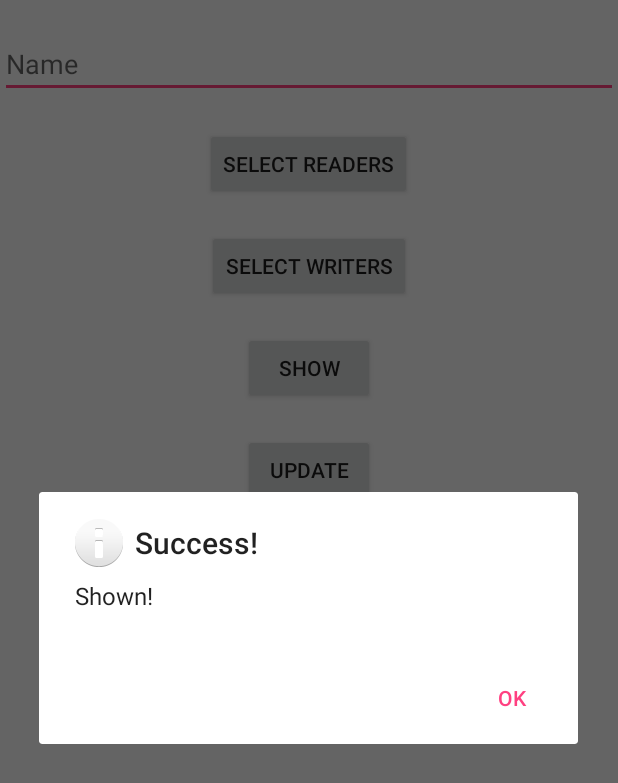
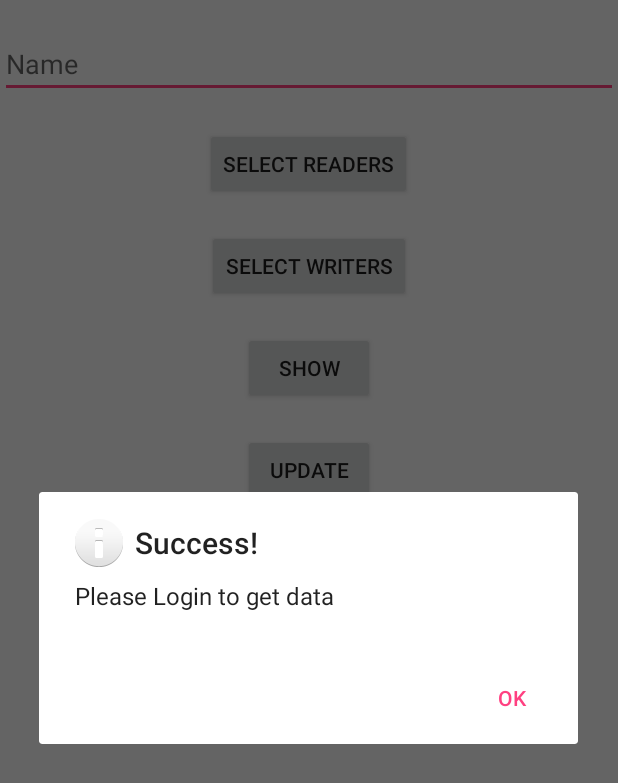
Before and after one commit to pradeepgudipati/mbaas_android_test, an Android app: the AccessControlListsShow screen opened directly, with no data from a screen before it, after a tap on "UPDATE", on a phone screen of 412 x 824 dp. Shown: the top 783 px of the screen. Run offline under Robolectric (Android 15) with nearby library versions, the phone set to English and light mode, and no system bars; libraries missing offline, so code that uses them is left out: net.openid.appauth.

Commit message:
Fixed android ACL module show,update acl issues

```diff
--- a/app/src/main/java/com/example/axway/mbaas/Utils.java
+++ b/app/src/main/java/com/example/axway/mbaas/Utils.java
@@ -8,7 +8,9 @@ package com.example.axway.mbaas;
 
 import android.app.Activity;
 import android.app.AlertDialog;
+import android.content.Context;
 import android.content.DialogInterface;
+import android.content.SharedPreferences;
 import android.text.TextUtils;
 import android.util.Log;
 
@@ -16,6 +18,8 @@ import com.axway.mbaas_preprod.JSONUtil;
 import com.axway.mbaas_preprod.SdkException;
 
 import org.json.JSONObject;
+
+import static android.content.Context.MODE_PRIVATE;
 
 
 public class Utils {
@@ -78,4 +82,25 @@ public class Utils {
     }
 
 
+    public void setData(Activity activity, String userId){
+
+        SharedPreferences sharedPref = activity.getSharedPreferences("myprefs", Context.MODE_PRIVATE);
+        SharedPreferences.Editor editor = sharedPref.edit();
+//                    editor.putString(getResources().getString(R.string.LoggedInUserId),userId);
+        editor.putString("test",userId);
+        editor.commit();
+
+    }
+
+    public String getSharedPreferenceData(Activity activity){
+        SharedPreferences sharedPref = activity.getSharedPreferences("myprefs", Context.MODE_PRIVATE);
+//                    String lgduserId = getResources().getString(R.string.LoggedInUserId);
+//                    String strduserId = sharedPref.getString(getResources().getString(R.string.LoggedInUserId),"");
+        String strduserId = sharedPref.getString("test","");
+        Log.i("UserId", strduserId);
+        return strduserId;
+
+    }
+
+
 }
--- a/app/src/main/java/com/example/axway/mbaas/accessControlLists/AccessControlListsShow.java
+++ b/app/src/main/java/com/example/axway/mbaas/accessControlLists/AccessControlListsShow.java
@@ -11,10 +11,12 @@ import static com.example.axway.mbaas.Utils.handleSDKException;
 import android.app.Activity;
 import android.app.AlertDialog;
 import android.content.Intent;
+import android.content.SharedPreferences;
 import android.content.pm.ActivityInfo;
 import android.os.AsyncTask;
 import android.os.Bundle;
 import android.text.TextUtils;
+import android.util.Log;
 import android.view.KeyEvent;
 import android.view.View;
 import android.view.View.OnKeyListener;
@@ -26,6 +28,7 @@ import com.axway.mbaas_preprod.SdkException;
 import com.axway.mbaas_preprod.apis.ACLsAPI;
 import com.example.axway.mbaas.R;
 import com.example.axway.mbaas.Utils;
+import com.example.axway.mbaas.users.UsersLogin;
 
 import org.json.JSONArray;
 import org.json.JSONException;
@@ -215,11 +218,13 @@ public class AccessControlListsShow extends Activity {
                     selectedWritersIdList.clear();
                 }
                     new AlertDialog.Builder(currentActivity)
-                            .setTitle("Success!").setMessage("Shown!")
+
+                            .setTitle("Success!").setMessage(json.getJSONObject("meta").toString())
                             .setPositiveButton(android.R.string.ok, null)
                             .setIcon(android.R.drawable.ic_dialog_info)
                             .show();
                     showButton3.setVisibility(View.VISIBLE);
+
             } else
                 handleSDKException(exceptionThrown,currentActivity);
             }catch (JSONException e1) {
@@ -229,9 +234,12 @@ public class AccessControlListsShow extends Activity {
         }
     }
 
+
+
+
     private class updateACLTask extends AsyncTask<Void, Void, JSONObject> {
 
-        private SdkException exceptionThrown = null;
+	    private SdkException exceptionThrown = null;
         JSONObject successResponse;
         HashMap<String, Object> data = new HashMap<String, Object>();
 
@@ -262,8 +270,8 @@ public class AccessControlListsShow extends Activity {
                         data.get("writer_ids").toString(),
                         data.get("public_read").toString(),
                         data.get("public_write").toString(), null);
-            } catch (SdkException e) {
-                exceptionThrown = e;
+            } catch (Exception e) {
+                e.printStackTrace();
 
             }
             return successResponse;
@@ -272,11 +280,35 @@ public class AccessControlListsShow extends Activity {
         @Override
         protected void onPostExecute(JSONObject json) {
             if (exceptionThrown == null) {
-                new AlertDialog.Builder(currentActivity)
-                        .setTitle("Success!").setMessage("Shown!")
-                        .setPositiveButton(android.R.string.ok, null)
-                        .setIcon(android.R.drawable.ic_dialog_info)
-                        .show();
+                try {
+//                    SharedPreferences sharedPref = getPreferences(MODE_PRIVATE);
+////                    String lgduserId = getResources().getString(R.string.LoggedInUserId);
+////                    String strduserId = sharedPref.getString(getResources().getString(R.string.LoggedInUserId),"");
+//                    String strduserId = sharedPref.getString("test","");
+
+                    String strduserId =  new Utils().getSharedPreferenceData(AccessControlListsShow.this);
+                    if(json != null) {
+                        new AlertDialog.Builder(currentActivity)
+                                .setTitle("Success!").setMessage(json.getJSONObject("meta").toString())
+                                .setPositiveButton(android.R.string.ok, null)
+                                .setIcon(android.R.drawable.ic_dialog_info)
+                                .show();
+                    }
+                    else
+                    {
+
+                        String messageStr = (strduserId != null && strduserId.length() > 0) ? "No Data Found" : "Please Login to get data";
+
+                        new AlertDialog.Builder(currentActivity)
+                                .setTitle("Success!").setMessage(messageStr)
+                                .setPositiveButton(android.R.string.ok, null)
+                                .setIcon(android.R.drawable.ic_dialog_info)
+                                .show();
+                    }
+                } catch (Exception e) {
+                    e.printStackTrace();
+                }
+
                 updateButton4.setVisibility(View.VISIBLE);
             } else
                 handleSDKException(exceptionThrown, currentActivity);
--- a/app/src/main/res/values/strings.xml
+++ b/app/src/main/res/values/strings.xml
@@ -20,4 +20,5 @@
     <string name="title_activity_login">login</string>
     <string name="title_activity_response">response</string>
     <string name="title_activity_main">MainActivity</string>
+    <string name="LoggedInUserId">LoggedInUserId</string>
 </resources>
```
Also changed, not shown: app/src/main/java/com/example/axway/mbaas/users/UsersLogin.java (+21 -0 lines).
